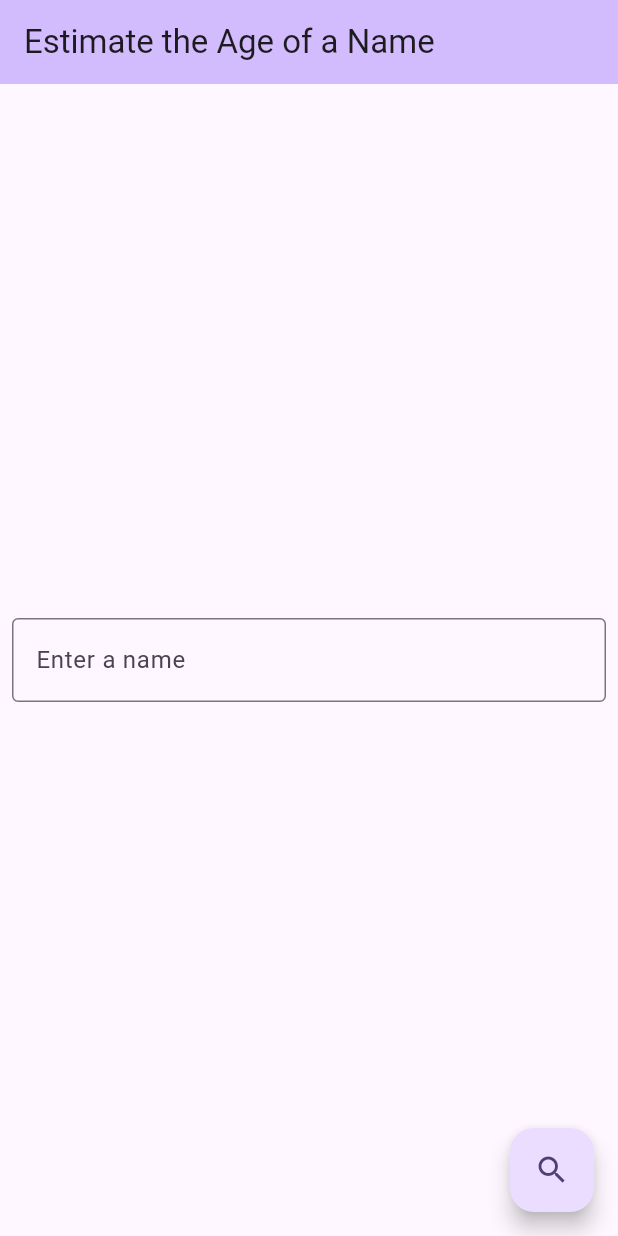
After one commit to lukashecke/neon-challange, a Flutter app: the screen it shows after launch, on a phone screen of 412 x 824 dp. The commit adds this screen. Run offline on Flutter 3.47's test engine with Material 3 defaults, Android fonts, the light colour scheme and no system bars; our stand-ins replace bloc, flutter_bloc.

Commit message:
set up bloc state management

```diff
--- /dev/null
+++ b/neon/lib/feature/age_estimation/bloc/age_estimation_bloc.dart
@@ -0,0 +1,13 @@
+import 'package:bloc/bloc.dart';
+import 'package:meta/meta.dart';
+
+part 'age_estimation_event.dart';
+part 'age_estimation_state.dart';
+
+class AgeEstimationBloc extends Bloc<AgeEstimationEvent, AgeEstimationState> {
+  AgeEstimationBloc() : super(AgeEstimationInitial()) {
+    on<AgeEstimationEvent>((event, emit) {
+      // TODO: implement event handler
+    });
+  }
+}
--- /dev/null
+++ b/neon/lib/feature/age_estimation/bloc/age_estimation_event.dart
@@ -0,0 +1,4 @@
+part of 'age_estimation_bloc.dart';
+
+@immutable
+sealed class AgeEstimationEvent {}
--- /dev/null
+++ b/neon/lib/feature/age_estimation/bloc/age_estimation_state.dart
@@ -0,0 +1,6 @@
+part of 'age_estimation_bloc.dart';
+
+@immutable
+sealed class AgeEstimationState {}
+
+final class AgeEstimationInitial extends AgeEstimationState {}
--- /dev/null
+++ b/neon/lib/feature/age_estimation/view/age_estimation_page.dart
@@ -0,0 +1,36 @@
+import 'package:flutter/material.dart';
+
+/// Initial page of the application.
+class AgeEstimationPage extends StatelessWidget {
+  /// This is the main page constructor.
+  const AgeEstimationPage({required this.title, super.key});
+
+  /// The title of the page.
+  final String title;
+
+  @override
+  Widget build(BuildContext context) {
+    return Scaffold(
+      appBar: AppBar(
+        backgroundColor: Theme.of(context).colorScheme.inversePrimary,
+        title: Text(title),
+      ),
+      body: const Padding(
+        padding: EdgeInsets.all(8),
+        child: Center(
+          child: TextField(
+            decoration: InputDecoration(
+              border: OutlineInputBorder(),
+              labelText: 'Enter a name',
+            ),
+          ),
+        ),
+      ),
+      floatingActionButton: const FloatingActionButton(
+        onPressed: null,
+        tooltip: 'Increment',
+        child: Icon(Icons.search),
+      ),
+    );
+  }
+}
--- a/neon/pubspec.yaml
+++ b/neon/pubspec.yaml
@@ -11,12 +11,15 @@
   cupertino_icons: ^1.0.8
   flutter:
     sdk: flutter
+  flutter_bloc: ^8.1.6
   very_good_analysis: ^7.0.0
 
 dev_dependencies:
+  bloc_test: ^9.1.7
   flutter_lints: ^4.0.0
   flutter_test:
     sdk: flutter
+  test: ^1.25.7
 
 # The following section is specific to Flutter packages.
 flutter:
```
Also changed, not shown: neon/lib/main.dart (+6 -47 lines), 1 other file.
